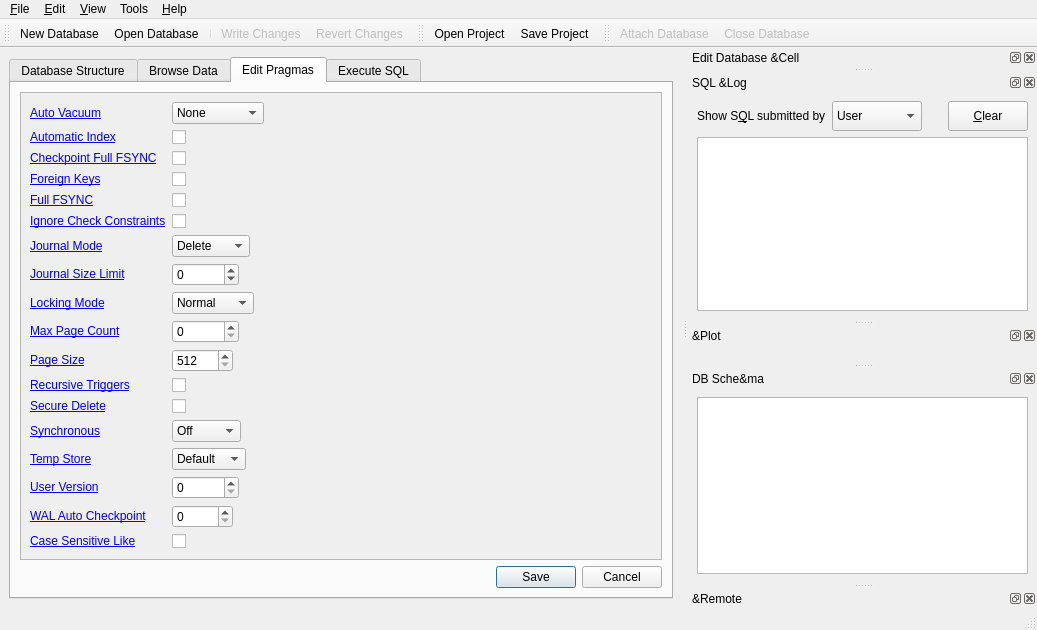
Before: the Qt Designer form src/MainWindow.ui in sqlitebrowser/sqlitebrowser, drawn with Qt 5.
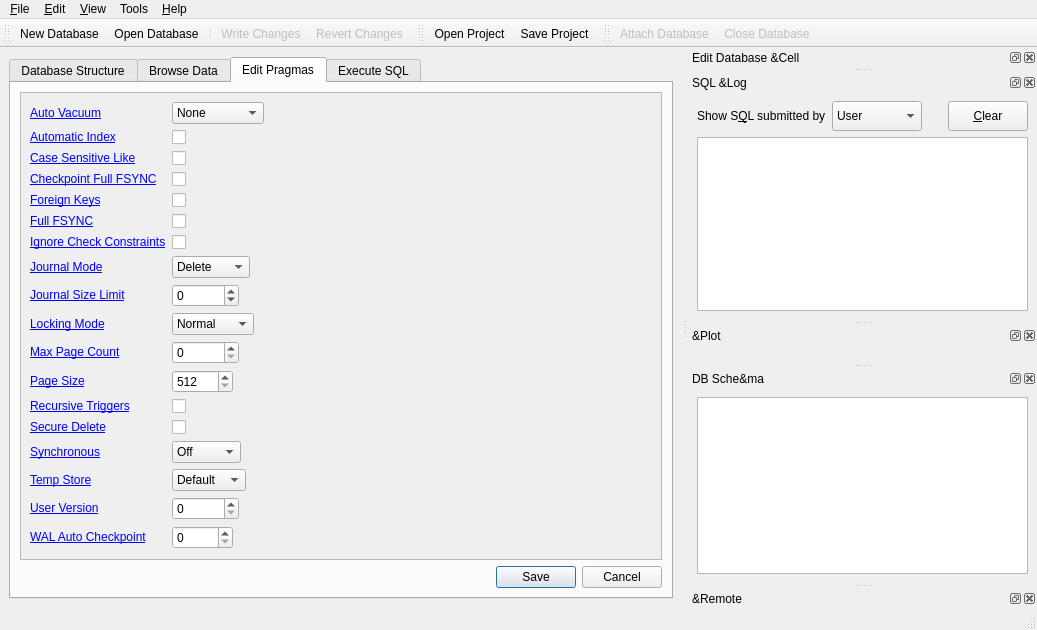
After: the same form once the commit is applied. The open tabs and pages were chosen to show the change. Icons and pictures are not drawn. Custom widgets are drawn as their Qt base class.

Commit message:
Order PRAGMAs in the Edit Pragma tab alphabetically
Also add tab stops.

```diff
--- a/src/MainWindow.ui
+++ b/src/MainWindow.ui
@@ -460,6 +460,29 @@
              </widget>
             </item>
             <item row="2" column="0">
+             <widget class="QLabel" name="labelPragmaCaseSensitiveLike">
+              <property name="text">
+               <string>&lt;html&gt;&lt;head/&gt;&lt;body&gt;&lt;p&gt;&lt;a href=&quot;https://www.sqlite.org/pragma.html#pragma_case_sensitive_like&quot;&gt;Case Sensitive Like&lt;/a&gt;&lt;/p&gt;&lt;/body&gt;&lt;/html&gt;</string>
+              </property>
+              <property name="openExternalLinks">
+               <bool>true</bool>
+              </property>
+              <property name="buddy">
+               <cstring>checkboxPragmaCaseSensitiveLike</cstring>
+              </property>
+             </widget>
+            </item>
+            <item row="2" column="1">
+             <widget class="QCheckBox" name="checkboxPragmaCaseSensitiveLike">
+              <property name="toolTip">
+               <string>Warning: this pragma is not readable and this value has been inferred. Writing the pragma might overwrite a redefined LIKE provided by an SQLite extension.</string>
+              </property>
+              <property name="text">
+               <string/>
+              </property>
+             </widget>
+            </item>
+            <item row="3" column="0">
              <widget class="QLabel" name="labelPragmaCheckpointFullFsync">
               <property name="text">
                <string notr="true">&lt;html&gt;&lt;head/&gt;&lt;body&gt;&lt;p&gt;&lt;a href=&quot;http://www.sqlite.org/pragma.html#pragma_checkpoint_fullfsync&quot;&gt;Checkpoint Full FSYNC&lt;/a&gt;&lt;/p&gt;&lt;/body&gt;&lt;/html&gt;</string>
@@ -472,14 +495,14 @@
               </property>
              </widget>
             </item>
-            <item row="2" column="1">
+            <item row="3" column="1">
              <widget class="QCheckBox" name="checkboxPragmaCheckpointFullFsync">
               <property name="text">
                <string/>
               </property>
              </widget>
             </item>
-            <item row="3" column="0">
+            <item row="4" column="0">
              <widget class="QLabel" name="labelPragmaForeignKeys">
               <property name="text">
                <string notr="true">&lt;html&gt;&lt;head/&gt;&lt;body&gt;&lt;p&gt;&lt;a href=&quot;http://www.sqlite.org/pragma.html#pragma_foreign_keys&quot;&gt;Foreign Keys&lt;/a&gt;&lt;/p&gt;&lt;/body&gt;&lt;/html&gt;</string>
@@ -492,14 +515,14 @@
               </property>
              </widget>
             </item>
-            <item row="3" column="1">
+            <item row="4" column="1">
              <widget class="QCheckBox" name="checkboxPragmaForeignKeys">
               <property name="text">
                <string/>
               </property>
              </widget>
             </item>
-            <item row="4" column="0">
+            <item row="5" column="0">
              <widget class="QLabel" name="labelPragmaFullFsync">
               <property name="text">
                <string notr="true">&lt;html&gt;&lt;head/&gt;&lt;body&gt;&lt;p&gt;&lt;a href=&quot;http://www.sqlite.org/pragma.html#pragma_fullfsync&quot;&gt;Full FSYNC&lt;/a&gt;&lt;/p&gt;&lt;/body&gt;&lt;/html&gt;</string>
@@ -512,14 +535,14 @@
               </property>
              </widget>
             </item>
-            <item row="4" column="1">
+            <item row="5" column="1">
              <widget class="QCheckBox" name="checkboxPragmaFullFsync">
               <property name="text">
                <string/>
               </property>
              </widget>
             </item>
-            <item row="5" column="0">
+            <item row="6" column="0">
              <widget class="QLabel" name="labelPragmaIgnoreCheckConstraints">
               <property name="text">
                <string notr="true">&lt;html&gt;&lt;head/&gt;&lt;body&gt;&lt;p&gt;&lt;a href=&quot;http://www.sqlite.org/pragma.html#pragma_ignore_check_constraints&quot;&gt;Ignore Check Constraints&lt;/a&gt;&lt;/p&gt;&lt;/body&gt;&lt;/html&gt;</string>
@@ -532,14 +555,14 @@
               </property>
              </widget>
             </item>
-            <item row="5" column="1">
+            <item row="6" column="1">
              <widget class="QCheckBox" name="checkboxPragmaIgnoreCheckConstraints">
               <property name="text">
                <string/>
               </property>
              </widget>
             </item>
-            <item row="6" column="0">
+            <item row="7" column="0">
              <widget class="QLabel" name="labelPragmaJournalMode">
               <property name="text">
                <string notr="true">&lt;html&gt;&lt;head/&gt;&lt;body&gt;&lt;p&gt;&lt;a href=&quot;http://www.sqlite.org/pragma.html#pragma_journal_mode&quot;&gt;Journal Mode&lt;/a&gt;&lt;/p&gt;&lt;/body&gt;&lt;/html&gt;</string>
@@ -552,7 +575,7 @@
               </property>
              </widget>
             </item>
-            <item row="6" column="1">
+            <item row="7" column="1">
              <widget class="QComboBox" name="comboboxPragmaJournalMode">
               <item>
                <property name="text">
@@ -586,7 +609,7 @@
               </item>
              </widget>
             </item>
-            <item row="7" column="0">
+            <item row="8" column="0">
              <widget class="QLabel" name="labelJournalSizeLimit">
               <property name="text">
                <string notr="true">&lt;html&gt;&lt;head/&gt;&lt;body&gt;&lt;p&gt;&lt;a href=&quot;http://www.sqlite.org/pragma.html#pragma_journal_size_limit&quot;&gt;Journal Size Limit&lt;/a&gt;&lt;/p&gt;&lt;/body&gt;&lt;/html&gt;</string>
@@ -599,7 +622,7 @@
               </property>
              </widget>
             </item>
-            <item row="7" column="1">
+            <item row="8" column="1">
              <widget class="QSpinBox" name="spinPragmaJournalSizeLimit">
               <property name="minimum">
                <number>-1</number>
@@ -609,7 +632,7 @@
               </property>
              </widget>
             </item>
-            <item row="8" column="0">
+            <item row="9" column="0">
              <widget class="QLabel" name="labelPragmaLockingMode">
               <property name="text">
                <string notr="true">&lt;html&gt;&lt;head/&gt;&lt;body&gt;&lt;p&gt;&lt;a href=&quot;http://www.sqlite.org/pragma.html#pragma_locking_mode&quot;&gt;Locking Mode&lt;/a&gt;&lt;/p&gt;&lt;/body&gt;&lt;/html&gt;</string>
@@ -622,7 +645,7 @@
               </property>
              </widget>
             </item>
-            <item row="8" column="1">
+            <item row="9" column="1">
              <widget class="QComboBox" name="comboboxPragmaLockingMode">
               <item>
                <property name="text">
@@ -636,7 +659,7 @@
               </item>
              </widget>
             </item>
-            <item row="9" column="0">
+            <item row="10" column="0">
              <widget class="QLabel" name="labelPragmaMaxPageCount">
               <property name="text">
                <string notr="true">&lt;html&gt;&lt;head/&gt;&lt;body&gt;&lt;p&gt;&lt;a href=&quot;http://www.sqlite.org/pragma.html#pragma_max_page_count&quot;&gt;Max Page Count&lt;/a&gt;&lt;/p&gt;&lt;/body&gt;&lt;/html&gt;</string>
@@ -649,14 +672,14 @@
               </property>
              </widget>
             </item>
-            <item row="9" column="1">
+            <item row="10" column="1">
              <widget class="QSpinBox" name="spinPragmaMaxPageCount">
               <property name="maximum">
                <number>2000000000</number>
               </property>
              </widget>
             </item>
-            <item row="10" column="0">
+            <item row="11" column="0">
              <widget class="QLabel" name="labelPragmaPageSize">
               <property name="text">
                <string notr="true">&lt;html&gt;&lt;head/&gt;&lt;body&gt;&lt;p&gt;&lt;a href=&quot;http://www.sqlite.org/pragma.html#pragma_page_size&quot;&gt;Page Size&lt;/a&gt;&lt;/p&gt;&lt;/body&gt;&lt;/html&gt;</string>
@@ -669,7 +692,7 @@
               </property>
              </widget>
             </item>
-            <item row="10" column="1">
+            <item row="11" column="1">
              <widget class="QSpinBox" name="spinPragmaPageSize">
               <property name="minimum">
                <number>512</number>
@@ -679,7 +702,7 @@
               </property>
              </widget>
             </item>
-            <item row="11" column="0">
+            <item row="12" column="0">
              <widget class="QLabel" name="labelPragmaRecursiveTriggers">
               <property name="text">
                <string notr="true">&lt;html&gt;&lt;head/&gt;&lt;body&gt;&lt;p&gt;&lt;a href=&quot;http://www.sqlite.org/pragma.html#pragma_recursive_triggers&quot;&gt;Recursive Triggers&lt;/a&gt;&lt;/p&gt;&lt;/body&gt;&lt;/html&gt;</string>
@@ -692,14 +715,14 @@
               </property>
              </widget>
             </item>
-            <item row="11" column="1">
+            <item row="12" column="1">
              <widget class="QCheckBox" name="checkboxPragmaRecursiveTriggers">
               <property name="text">
                <string/>
               </property>
              </widget>
             </item>
-            <item row="12" column="0">
+            <item row="13" column="0">
              <widget class="QLabel" name="labelPragmaSecureDelete">
               <property name="text">
                <string notr="true">&lt;html&gt;&lt;head/&gt;&lt;body&gt;&lt;p&gt;&lt;a href=&quot;http://www.sqlite.org/pragma.html#pragma_secure_delete&quot;&gt;Secure Delete&lt;/a&gt;&lt;/p&gt;&lt;/body&gt;&lt;/html&gt;</string>
@@ -712,14 +735,14 @@
               </property>
              </widget>
             </item>
-            <item row="12" column="1">
+            <item row="13" column="1">
              <widget class="QCheckBox" name="checkboxPragmaSecureDelete">
               <property name="text">
                <string/>
               </property>
              </widget>
             </item>
-            <item row="13" column="0">
+            <item row="14" column="0">
              <widget class="QLabel" name="labelPragmaSynchronous">
               <property name="text">
                <string notr="true">&lt;html&gt;&lt;head/&gt;&lt;body&gt;&lt;p&gt;&lt;a href=&quot;http://www.sqlite.org/pragma.html#pragma_synchronous&quot;&gt;Synchronous&lt;/a&gt;&lt;/p&gt;&lt;/body&gt;&lt;/html&gt;</string>
@@ -732,7 +755,7 @@
               </property>
              </widget>
             </item>
-            <item row="13" column="1">
+            <item row="14" column="1">
              <widget class="QComboBox" name="comboboxPragmaSynchronous">
               <item>
                <property name="text">
@@ -751,7 +774,7 @@
               </item>
              </widget>
             </item>
-            <item row="14" column="0">
+            <item row="15" column="0">
              <widget class="QLabel" name="labelPragmaTempStore">
               <property name="text">
                <string notr="true">&lt;html&gt;&lt;head/&gt;&lt;body&gt;&lt;p&gt;&lt;a href=&quot;http://www.sqlite.org/pragma.html#pragma_temp_store&quot;&gt;Temp Store&lt;/a&gt;&lt;/p&gt;&lt;/body&gt;&lt;/html&gt;</string>
@@ -764,7 +787,7 @@
               </property>
              </widget>
             </item>
-            <item row="14" column="1">
+            <item row="15" column="1">
              <widget class="QComboBox" name="comboboxPragmaTempStore">
               <item>
                <property name="text">
@@ -783,7 +806,7 @@
               </item>
              </widget>
             </item>
-            <item row="15" column="0">
+            <item row="16" column="0">
              <widget class="QLabel" name="labelPragmaUserVersion">
               <property name="text">
                <string notr="true">&lt;html&gt;&lt;head/&gt;&lt;body&gt;&lt;p&gt;&lt;a href=&quot;http://www.sqlite.org/pragma.html#pragma_user_version&quot;&gt;User Version&lt;/a&gt;&lt;/p&gt;&lt;/body&gt;&lt;/html&gt;</string>
@@ -796,14 +819,14 @@
               </property>
              </widget>
             </item>
-            <item row="15" column="1">
+            <item row="16" column="1">
              <widget class="QSpinBox" name="spinPragmaUserVersion">
               <property name="maximum">
                <number>2147483647</number>
               </property>
              </widget>
             </item>
-            <item row="16" column="0">
+            <item row="17" column="0">
              <widget class="QLabel" name="labelPragmaWalAutoCheckpoint">
               <property name="text">
                <string notr="true">&lt;html&gt;&lt;head/&gt;&lt;body&gt;&lt;p&gt;&lt;a href=&quot;http://www.sqlite.org/pragma.html#pragma_wal_autocheckpoint&quot;&gt;WAL Auto Checkpoint&lt;/a&gt;&lt;/p&gt;&lt;/body&gt;&lt;/html&gt;</string>
@@ -816,36 +839,13 @@
               </property>
              </widget>
             </item>
-            <item row="16" column="1">
+            <item row="17" column="1">
              <widget class="QSpinBox" name="spinPragmaWalAutoCheckpoint">
               <property name="maximum">
                <number>10000</number>
               </property>
              </widget>
             </item>
-            <item row="17" column="0">
-             <widget class="QLabel" name="labelPragmaCaseSensitiveLike">
-              <property name="text">
-               <string>&lt;html&gt;&lt;head/&gt;&lt;body&gt;&lt;p&gt;&lt;a href=&quot;https://www.sqlite.org/pragma.html#pragma_case_sensitive_like&quot;&gt;Case Sensitive Like&lt;/a&gt;&lt;/p&gt;&lt;/body&gt;&lt;/html&gt;</string>
-              </property>
-              <property name="openExternalLinks">
-               <bool>true</bool>
-              </property>
-              <property name="buddy">
-               <cstring>checkboxPragmaCaseSensitiveLike</cstring>
-              </property>
-             </widget>
-            </item>
-            <item row="17" column="1">
-             <widget class="QCheckBox" name="checkboxPragmaCaseSensitiveLike">
-              <property name="toolTip">
-               <string>Warning: this pragma is not readable and this value has been inferred. Writing the pragma might overwrite a redefined LIKE provided by an SQLite extension.</string>
-              </property>
-              <property name="text">
-               <string/>
-              </property>
-             </widget>
-            </item>
            </layout>
           </widget>
          </widget>
```
Left out of the diff: 1 changed line with no effect on the pictures.
